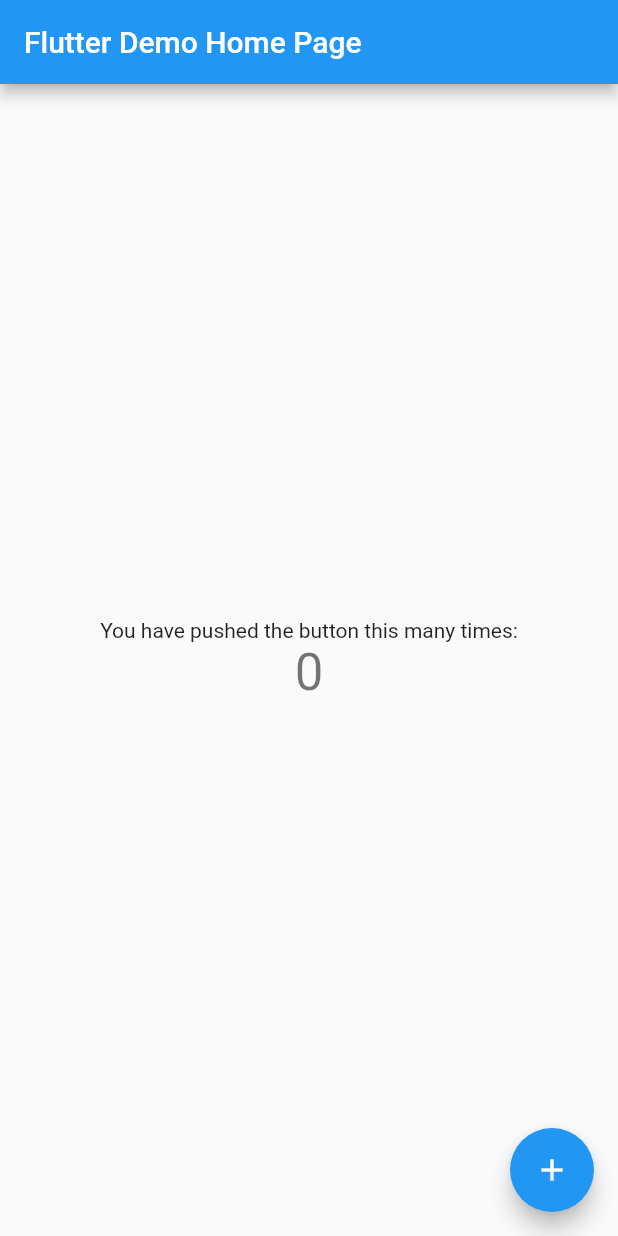
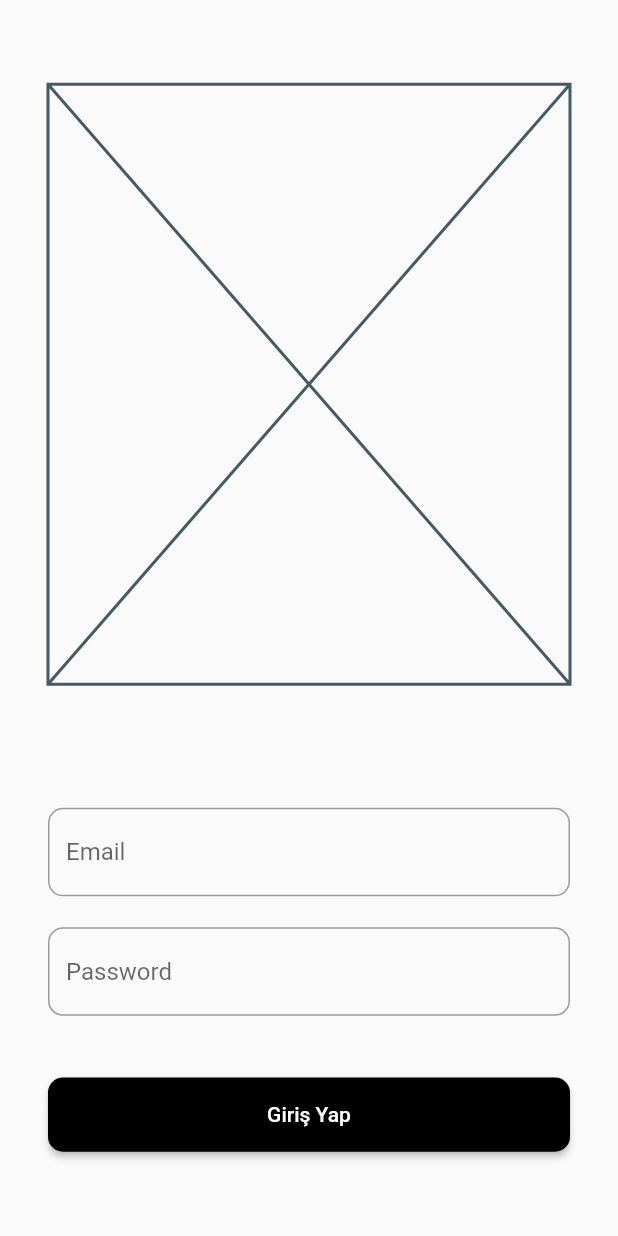
Before and after one commit to bugragoksu/virtual_study_app, a Flutter app: the screen it shows after launch, on a phone screen of 412 x 824 dp. Run offline on Flutter 3.47's test engine with Material 2 defaults, Android fonts, the phone set to English and light mode, and no system bars.

Commit message:
login screen init

```diff
--- a/lib/main.dart
+++ b/lib/main.dart
@@ -1,65 +1,6 @@
 import 'package:flutter/material.dart';
+import 'package:virtual_study_app/src/screens/auth/login_screen.dart';
 
 void main() {
-  runApp(MyApp());
+  runApp(MaterialApp(debugShowCheckedModeBanner: false, home: LoginScreen()));
 }
-
-class MyApp extends StatelessWidget {
-  @override
-  Widget build(BuildContext context) {
-    return MaterialApp(
-      title: 'Flutter Demo',
-      theme: ThemeData(
-        primarySwatch: Colors.blue,
-      ),
-      home: MyHomePage(title: 'Flutter Demo Home Page'),
-    );
-  }
-}
-
-class MyHomePage extends StatefulWidget {
-  MyHomePage({Key? key, required this.title}) : super(key: key);
-
-  final String title;
-
-  @override
-  _MyHomePageState createState() => _MyHomePageState();
-}
-
-class _MyHomePageState extends State<MyHomePage> {
-  int _counter = 0;
-
-  void _incrementCounter() {
-    setState(() {
-      _counter++;
-    });
-  }
-
-  @override
-  Widget build(BuildContext context) {
-    return Scaffold(
-      appBar: AppBar(
-        title: Text(widget.title),
-      ),
-      body: Center(
-        child: Column(
-          mainAxisAlignment: MainAxisAlignment.center,
-          children: <Widget>[
-            Text(
-              'You have pushed the button this many times:',
-            ),
-            Text(
-              '$_counter',
-              style: Theme.of(context).textTheme.headline4,
-            ),
-          ],
-        ),
-      ),
-      floatingActionButton: FloatingActionButton(
-        onPressed: _incrementCounter,
-        tooltip: 'Increment',
-        child: Icon(Icons.add),
-      ),
-    );
-  }
-}
--- /dev/null
+++ b/lib/src/screens/auth/login_screen.dart
@@ -0,0 +1,40 @@
+import 'package:flutter/material.dart';
+
+import '../../widgets/inputs/base_text_input.dart';
+import 'widgets/login_button.dart';
+
+class LoginScreen extends StatelessWidget {
+  LoginScreen({Key? key}) : super(key: key);
+  final TextEditingController emailController = TextEditingController();
+  final TextEditingController passworController = TextEditingController();
+  @override
+  Widget build(BuildContext context) {
+    double height = MediaQuery.of(context).size.height;
+    return Scaffold(
+      body: Padding(
+        padding: const EdgeInsets.all(32.0),
+        child: Column(
+          mainAxisAlignment: MainAxisAlignment.center,
+          children: [
+            Placeholder(),
+            SizedBox(
+              height: height * 0.1,
+            ),
+            BaseTextInput(controller: emailController, hintText: "Email"),
+            SizedBox(
+              height: height * 0.025,
+            ),
+            BaseTextInput(controller: passworController, hintText: "Password"),
+            SizedBox(
+              height: height * 0.05,
+            ),
+            LoginButton(
+                emailController: emailController,
+                passwordController: passworController,
+                onFinish: (success, err) {})
+          ],
+        ),
+      ),
+    );
+  }
+}
--- /dev/null
+++ b/lib/src/screens/auth/widgets/login_button.dart
@@ -0,0 +1,29 @@
+import 'package:flutter/material.dart';
+
+import '../../../widgets/buttons/base_button.dart';
+
+class LoginButton extends StatelessWidget {
+  final Function(bool success, String message) onFinish;
+  final TextEditingController emailController, passwordController;
+  const LoginButton(
+      {Key? key,
+      required this.onFinish,
+      required this.emailController,
+      required this.passwordController})
+      : super(key: key);
+
+  @override
+  Widget build(BuildContext context) {
+    double height = MediaQuery.of(context).size.height;
+    return Container(
+        width: double.infinity,
+        height: height * 0.06,
+        child: BaseButton(
+          onPressed: () {
+            print(emailController.text);
+            print(passwordController.text);
+          },
+          title: "Giriş Yap",
+        ));
+  }
+}
--- /dev/null
+++ b/lib/src/widgets/buttons/base_button.dart
@@ -0,0 +1,22 @@
+import 'package:flutter/material.dart';
+
+class BaseButton extends StatelessWidget {
+  final VoidCallback onPressed;
+  final String title;
+  const BaseButton({Key? key, required this.onPressed, required this.title})
+      : super(key: key);
+
+  @override
+  Widget build(BuildContext context) {
+    return ElevatedButton(
+      onPressed: onPressed,
+      child: Text(title),
+      style: ButtonStyle(
+          backgroundColor: MaterialStateProperty.all<Color>(Colors.black),
+          shape: MaterialStateProperty.all<RoundedRectangleBorder>(
+              RoundedRectangleBorder(borderRadius: BorderRadius.circular(10))),
+          padding:
+              MaterialStateProperty.all<EdgeInsetsGeometry>(EdgeInsets.zero)),
+    );
+  }
+}
--- /dev/null
+++ b/lib/src/widgets/inputs/base_text_input.dart
@@ -0,0 +1,19 @@
+import 'package:flutter/material.dart';
+
+class BaseTextInput extends StatelessWidget {
+  final TextEditingController controller;
+  final String hintText;
+  const BaseTextInput(
+      {Key? key, required this.controller, required this.hintText})
+      : super(key: key);
+
+  @override
+  Widget build(BuildContext context) {
+    return TextField(
+      controller: controller,
+      decoration: InputDecoration(
+          hintText: hintText,
+          border: OutlineInputBorder(borderRadius: BorderRadius.circular(10))),
+    );
+  }
+}
```
Also changed, not shown: 1 other file.
